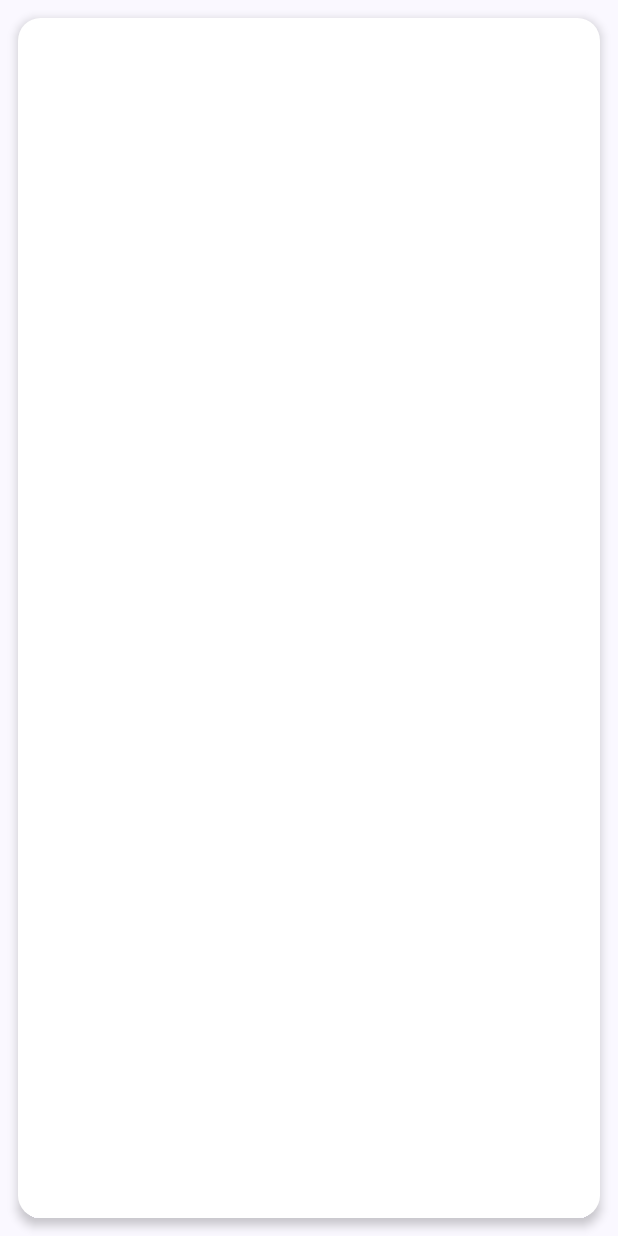
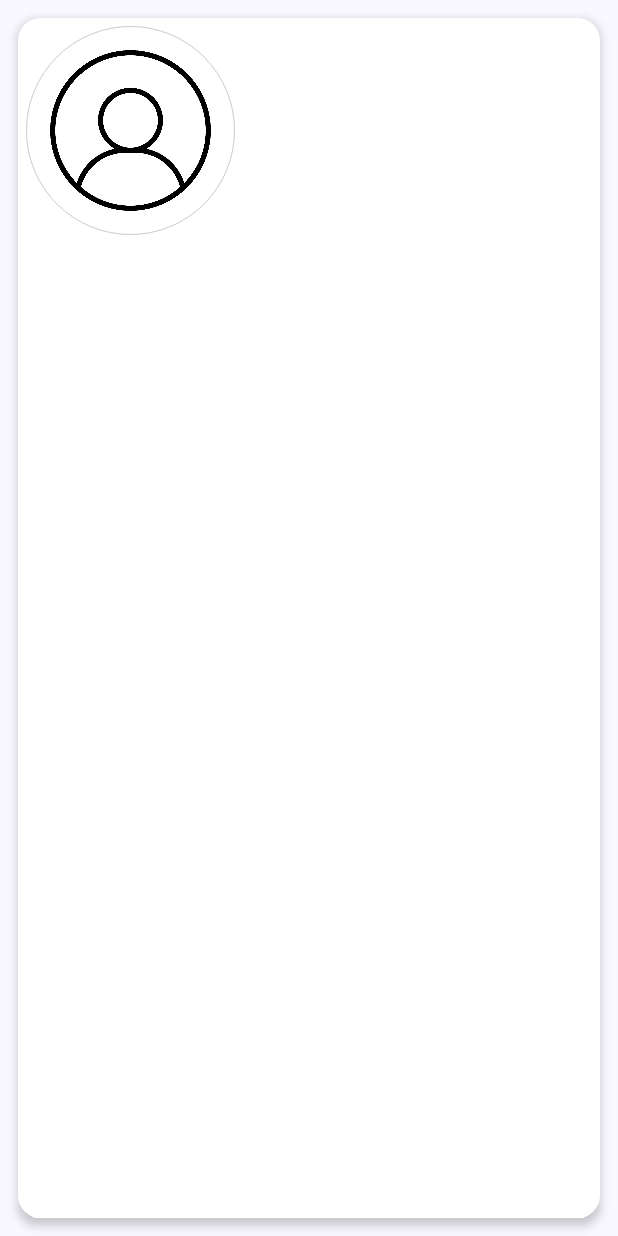
Before and after one commit to khouyyi1/JetBizCard, an Android app built with Jetpack Compose: the screen it shows after launch (MainActivity), on a phone screen of 412 x 824 dp. Run offline under Robolectric (Android 15) with nearby library versions, the phone set to English and light mode, and no system bars.

Commit message:
commit_2

```diff
--- a/app/src/main/java/com/anasskhouyyi/jetbizcard/MainActivity.kt
+++ b/app/src/main/java/com/anasskhouyyi/jetbizcard/MainActivity.kt
@@ -4,12 +4,16 @@ package com.anasskhouyyi.jetbizcard
 import android.os.Bundle
 import androidx.activity.ComponentActivity
 import androidx.activity.compose.setContent
+import androidx.compose.foundation.BorderStroke
+import androidx.compose.foundation.Image
 import androidx.compose.foundation.layout.fillMaxHeight
 import androidx.compose.foundation.layout.fillMaxSize
 import androidx.compose.foundation.layout.fillMaxWidth
 import androidx.compose.foundation.layout.height
 import androidx.compose.foundation.layout.padding
+import androidx.compose.foundation.layout.size
 import androidx.compose.foundation.layout.width
+import androidx.compose.foundation.shape.CircleShape
 import androidx.compose.foundation.shape.CornerSize
 import androidx.compose.foundation.shape.RoundedCornerShape
 import androidx.compose.material3.Card
@@ -19,6 +23,8 @@ import androidx.compose.material3.Surface
 import androidx.compose.runtime.Composable
 import androidx.compose.ui.Modifier
 import androidx.compose.ui.graphics.Color
+import androidx.compose.ui.layout.ContentScale
+import androidx.compose.ui.res.painterResource
 import androidx.compose.ui.tooling.preview.Preview
 import androidx.compose.ui.unit.dp
 import com.anasskhouyyi.jetbizcard.ui.theme.JetBizCardTheme
@@ -53,6 +59,19 @@ fun CreateBizCard(){
             colors = CardDefaults.cardColors(containerColor = Color.White),
             elevation = CardDefaults.cardElevation(defaultElevation = 4.dp)) {
 
+            Surface(modifier = Modifier
+                .size(150.dp)
+                .padding(5.dp),
+                shape = CircleShape,
+                border = BorderStroke(0.5.dp, Color.LightGray),
+                tonalElevation = 4.dp,
+                color = MaterialTheme.colorScheme.onSurface.copy(alpha=0.1f)
+            ){
+                Image(painter = painterResource(id = R.drawable.icone_image_profile),
+                    contentDescription = "Profile Image",
+                    contentScale = ContentScale.Crop
+                )
+            }
         }
     }
 }
```
Also changed, not shown: app/src/main/res/drawable/icone_image_profile.jpg (renamed from app/src/main/res/drawable/icone_image_profil.jpg).
